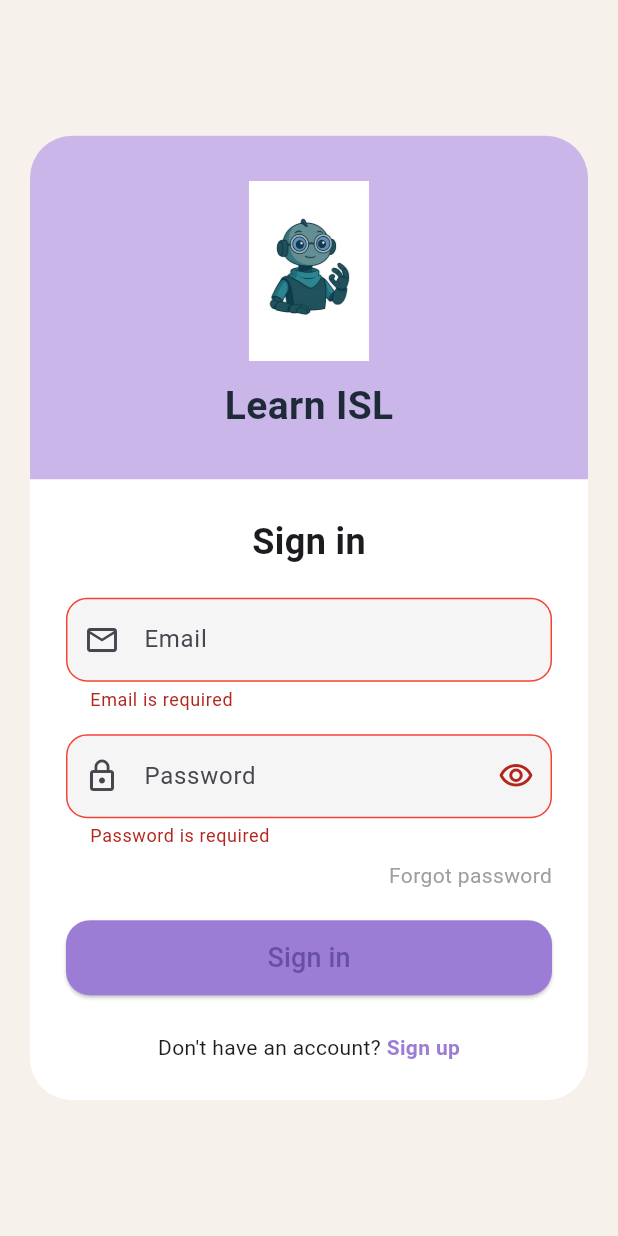
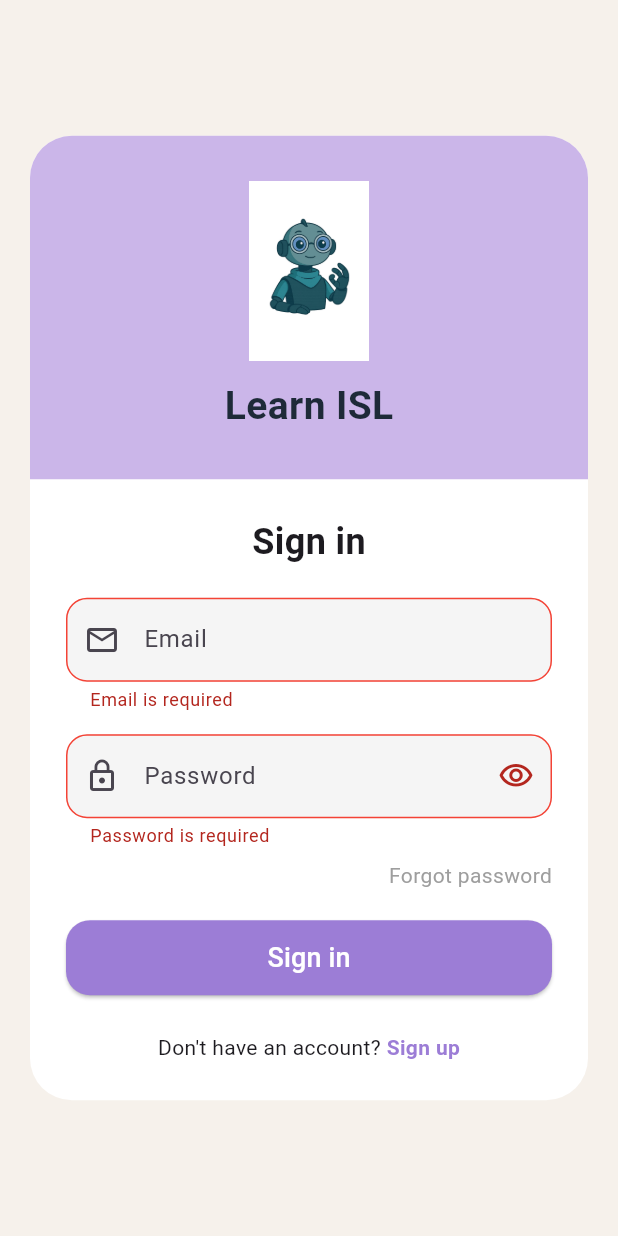
Before and after one commit to meghmodi2810/KairoAI, a Flutter app: the screen it shows after launch, after a tap on "Sign in", on a phone screen of 412 x 824 dp. Run offline on Flutter 3.47's test engine with Material 3 defaults, Android fonts, the phone set to English and light mode, and no system bars; our stand-ins replace firebase_auth, firebase_core; accounts and stored records are empty.

```diff
--- a/lib/main.dart
+++ b/lib/main.dart
@@ -1,8 +1,32 @@
 import 'package:flutter/material.dart';
+import 'package:firebase_core/firebase_core.dart';
+import 'package:firebase_auth/firebase_auth.dart';
+import 'firebase_options.dart';
 import 'pages/login_page.dart';
 
-void main() {
+void main() async {
+  WidgetsFlutterBinding.ensureInitialized();
+  await Firebase.initializeApp(
+    options: DefaultFirebaseOptions.currentPlatform,
+  );
+
+  // Uncomment the lines below to create a test user on first run
+  // await createTestUser();
+
   runApp(const MyApp());
+}
+
+// Helper function to create a test user - run this once then comment it out
+Future<void> createTestUser() async {
+  try {
+    await FirebaseAuth.instance.createUserWithEmailAndPassword(
+      email: 'test@kairo.ai',
+      password: 'testpassword123',
+    );
+    print('✅ Test user created: test@kairo.ai / testpassword123');
+  } catch (e) {
+    print('Test user already exists or error: $e');
+  }
 }
 
 class MyApp extends StatelessWidget {
--- a/lib/pages/login_page.dart
+++ b/lib/pages/login_page.dart
@@ -1,4 +1,5 @@
 import 'package:flutter/material.dart';
+import 'package:firebase_auth/firebase_auth.dart';
 
 class LoginPage extends StatefulWidget {
   const LoginPage({super.key});
@@ -12,6 +13,8 @@ class _LoginPageState extends State<LoginPage> {
   final _emailController = TextEditingController();
   final _passwordController = TextEditingController();
   bool _obscurePassword = true;
+  bool _isLoading = false;
+  final _auth = FirebaseAuth.instance;
 
   @override
   void dispose() {
@@ -41,14 +44,142 @@ class _LoginPageState extends State<LoginPage> {
     return null;
   }
 
+  Future<void> _signIn() async {
+    if (_formKey.currentState!.validate()) {
+      setState(() {
+        _isLoading = true;
+      });
+
+      try {
+        await _auth.signInWithEmailAndPassword(
+          email: _emailController.text.trim(),
+          password: _passwordController.text.trim(),
+        );
+
+        if (mounted) {
+          ScaffoldMessenger.of(context).showSnackBar(
+            const SnackBar(
+              content: Text('Login successful!'),
+              backgroundColor: Colors.green,
+            ),
+          );
+          // Navigate to home page after successful login
+          // Navigator.pushReplacement(context, MaterialPageRoute(builder: (context) => HomePage()));
+        }
+      } on FirebaseAuthException catch (e) {
+        String errorMessage;
+        switch (e.code) {
+          case 'user-not-found':
+            errorMessage = 'No user found with this email.';
+            break;
+          case 'wrong-password':
+            errorMessage = 'Wrong password provided.';
+            break;
+          case 'invalid-email':
+            errorMessage = 'Invalid email address.';
+            break;
+          case 'user-disabled':
+            errorMessage = 'This user account has been disabled.';
+            break;
+          case 'invalid-credential':
+            errorMessage = 'Invalid credentials. Please check your email and password.';
+            break;
+          default:
+            errorMessage = 'An error occurred. Please try again.';
+        }
+
+        if (mounted) {
+          ScaffoldMessenger.of(context).showSnackBar(
+            SnackBar(
+              content: Text(errorMessage),
+              backgroundColor: Colors.red,
+            ),
+          );
+        }
+      } catch (e) {
+        if (mounted) {
+          ScaffoldMessenger.of(context).showSnackBar(
+            SnackBar(
+              content: Text('An unexpected error occurred: $e'),
+              backgroundColor: Colors.red,
+            ),
+          );
+        }
+      } finally {
+        if (mounted) {
+          setState(() {
+            _isLoading = false;
+          });
+        }
+      }
+    }
+  }
+
+  Future<void> _signUp() async {
+    if (_formKey.currentState!.validate()) {
+      setState(() {
+        _isLoading = true;
+      });
+
+      try {
+        await _auth.createUserWithEmailAndPassword(
+          email: _emailController.text.trim(),
+          password: _passwordController.text.trim(),
+        );
+
+        if (mounted) {
+          ScaffoldMessenger.of(context).showSnackBar(
+            const SnackBar(
+              content: Text('Account created successfully!'),
+              backgroundColor: Colors.green,
+            ),
+          );
+        }
+      } on FirebaseAuthException catch (e) {
+        String errorMessage;
+        switch (e.code) {
+          case 'weak-password':
+            errorMessage = 'The password provided is too weak.';
+            break;
+          case 'email-already-in-use':
+            errorMessage = 'An account already exists with this email.';
+            break;
+          case 'invalid-email':
+            errorMessage = 'Invalid email address.';
+            break;
+          default:
+            errorMessage = 'An error occurred. Please try again.';
+        }
+
+        if (mounted) {
+          ScaffoldMessenger.of(context).showSnackBar(
+            SnackBar(
+              content: Text(errorMessage),
+              backgroundColor: Colors.red,
+            ),
+          );
+        }
+      } catch (e) {
+        if (mounted) {
+          ScaffoldMessenger.of(context).showSnackBar(
+            SnackBar(
+              content: Text('An unexpected error occurred: $e'),
+              backgroundColor: Colors.red,
+            ),
+          );
+        }
+      } finally {
+        if (mounted) {
+          setState(() {
+            _isLoading = false;
+          });
+        }
+      }
+    }
+  }
+
   void _submitForm() {
-    if (_formKey.currentState!.validate()) {
-      // Form is valid, proceed with login
-      ScaffoldMessenger.of(context).showSnackBar(
-        const SnackBar(content: Text('Processing Login...')),
-      );
-      // Add your login logic here
-    }
+    _signIn();
   }
 
   @override
@@ -67,7 +198,6 @@ class _LoginPageState extends State<LoginPage> {
               key: _formKey,
               child: Column(
                 children: [
-                  // Top purple section
                   Container(
                     width: double.infinity,
                     padding: const EdgeInsets.symmetric(vertical: 30),
@@ -115,6 +245,7 @@ class _LoginPageState extends State<LoginPage> {
                       keyboardType: TextInputType.emailAddress,
                       validator: _validateEmail,
                       autovalidateMode: AutovalidateMode.onUserInteraction,
+                      enabled: !_isLoading,
                       decoration: InputDecoration(
                         hintText: 'Email',
                         prefixIcon: const Icon(Icons.email_outlined),
@@ -145,6 +276,7 @@ class _LoginPageState extends State<LoginPage> {
                       obscureText: _obscurePassword,
                       validator: _validatePassword,
                       autovalidateMode: AutovalidateMode.onUserInteraction,
+                      enabled: !_isLoading,
                       decoration: InputDecoration(
                         hintText: 'Password',
                         prefixIcon: const Icon(Icons.lock_outline),
@@ -199,16 +331,26 @@ class _LoginPageState extends State<LoginPage> {
                       width: double.infinity,
                       height: 50,
                       child: ElevatedButton(
-                        onPressed: _submitForm,
+                        onPressed: _isLoading ? null : _submitForm,
                         style: ElevatedButton.styleFrom(
                           backgroundColor: const Color(0xFF9C7DD6),
+                          disabledBackgroundColor: const Color(0xFF9C7DD6).withOpacity(0.6),
                           shape: RoundedRectangleBorder(
                             borderRadius: BorderRadius.circular(16),
                           ),
                         ),
-                        child: const Text(
+                        child: _isLoading
+                            ? const SizedBox(
+                                height: 24,
+                                width: 24,
+                                child: CircularProgressIndicator(
+                                  color: Colors.white,
+                                  strokeWidth: 2,
+                                ),
+                              )
+                            : const Text(
                                 'Sign in',
-                          style: TextStyle(fontSize: 18),
+                                style: TextStyle(fontSize: 18, color: Colors.white),
                               ),
                       ),
                     ),
@@ -218,13 +360,16 @@ class _LoginPageState extends State<LoginPage> {
 
                   Row(
                     mainAxisAlignment: MainAxisAlignment.center,
-                    children: const [
-                      Text("Don't have an account? "),
-                      Text(
+                    children: [
+                      const Text("Don't have an account? "),
+                      GestureDetector(
+                        onTap: _isLoading ? null : _signUp,
+                        child: const Text(
                           "Sign up",
                           style: TextStyle(
                             color: Color(0xFF9C7DD6),
                             fontWeight: FontWeight.bold,
+                          ),
                         ),
                       ),
                     ],
--- a/pubspec.yaml
+++ b/pubspec.yaml
@@ -34,6 +34,11 @@ dependencies:
   # The following adds the Cupertino Icons font to your application.
   # Use with the CupertinoIcons class for iOS style icons.
   cupertino_icons: ^1.0.8
+
+  # Firebase
+  firebase_core: ^3.15.2
+  firebase_auth: ^5.3.5
+  cloud_firestore: ^5.6.2
 
 dev_dependencies:
   flutter_test:
```
Also changed, not shown: lib/firebase_options.dart (added), pubspec.lock, 7 other files. Lines whose indentation alone changed are shown as unchanged.
